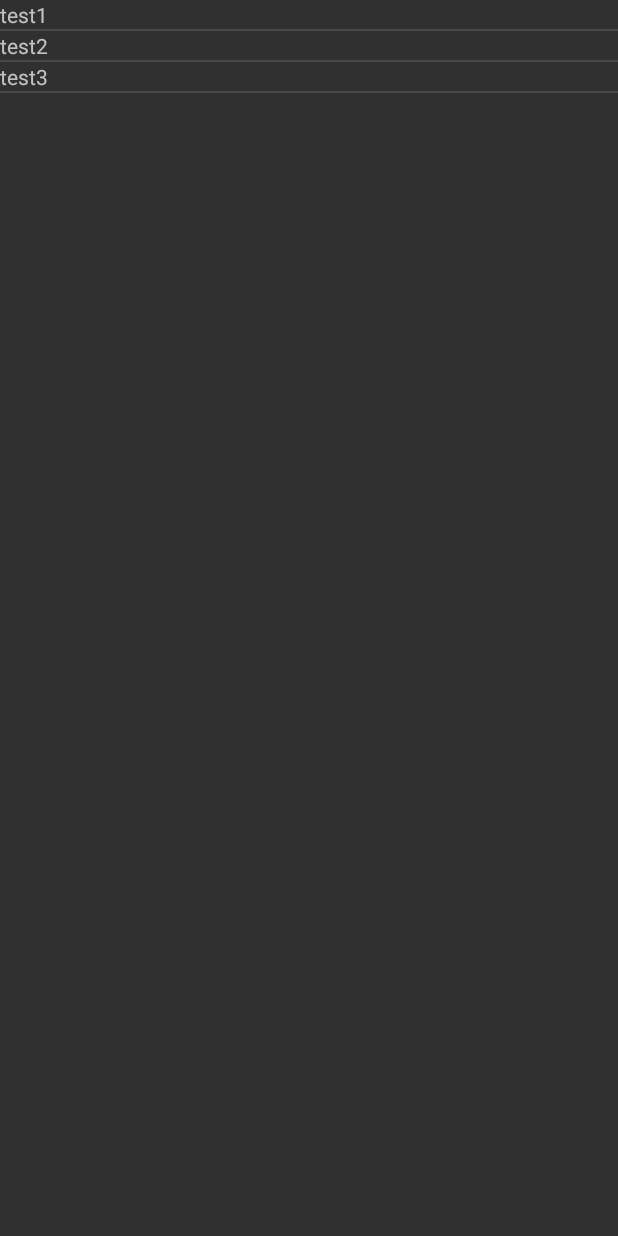
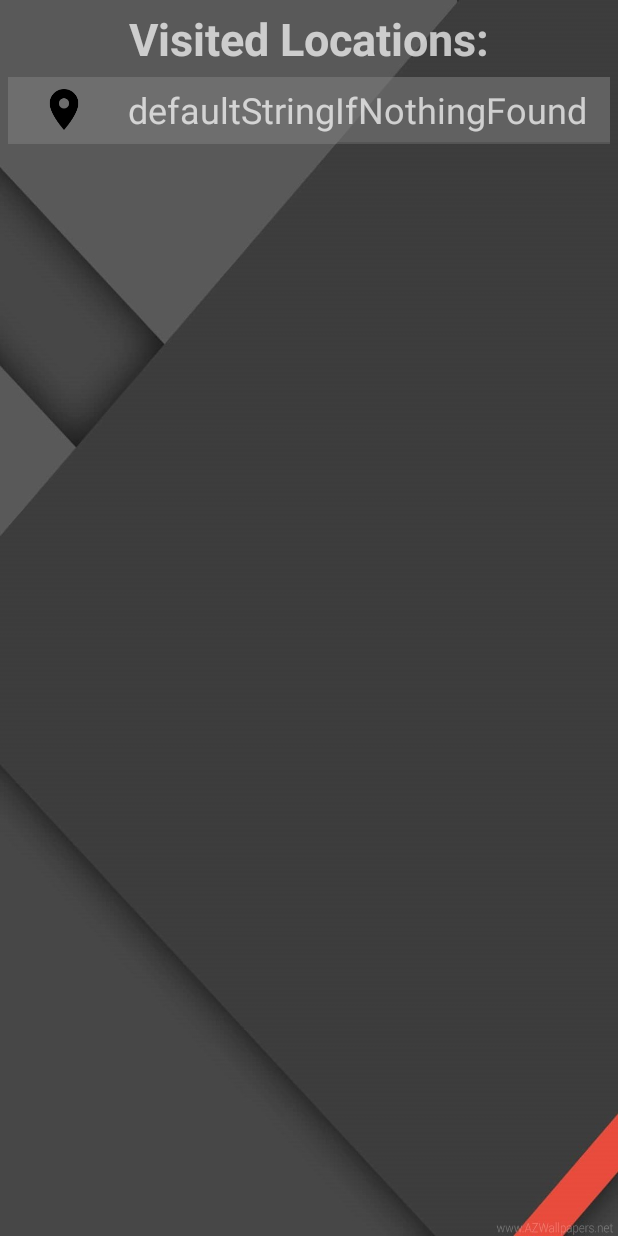
Before and after one commit to jigar007/SafeDrive, an Android app: the RecordActivity screen opened directly, with no data from a screen before it, on a phone screen of 412 x 824 dp. Run offline under Robolectric (Android 15) with nearby library versions, the phone set to English and light mode, and no system bars; libraries missing offline, so code that uses them is left out: com.jjoe64.graphview.

Commit message:
record activity finish

```diff
--- /dev/null
+++ b/app/src/main/java/com/unimelb/jigarthakkar/safedrivesystem/CustomAdapter1.java
@@ -0,0 +1,70 @@
+package com.gnetspace.customlistview;
+import android.content.Context;
+import android.view.LayoutInflater;
+import android.view.View;
+import android.view.View.OnClickListener;
+import android.view.ViewGroup;
+import android.widget.BaseAdapter;
+import android.widget.ImageView;
+import android.widget.TextView;
+import android.widget.Toast;
+
+import com.unimelb.jigarthakkar.safedrivesystem.MainActivity;
+import com.unimelb.jigarthakkar.safedrivesystem.R;
+import com.unimelb.jigarthakkar.safedrivesystem.RecordActivity;
+
+public class CustomAdapter1 extends BaseAdapter{
+    String [] result;
+    Context context;
+    int [] imageId;
+    private static LayoutInflater inflater=null;
+    public CustomAdapter1(RecordActivity mainActivity, String[] prgmNameList) {
+        // TODO Auto-generated constructor stub
+        result=prgmNameList;
+        context=mainActivity;
+        inflater = ( LayoutInflater )context.
+                getSystemService(Context.LAYOUT_INFLATER_SERVICE);
+    }
+    @Override
+    public int getCount() {
+        // TODO Auto-generated method stub
+        return result.length;
+    }
+
+    @Override
+    public Object getItem(int position) {
+        // TODO Auto-generated method stub
+        return position;
+    }
+
+    @Override
+    public long getItemId(int position) {
+        // TODO Auto-generated method stub
+        return position;
+    }
+
+    public class Holder
+    {
+        TextView tv;
+        ImageView img;
+    }
+    @Override
+    public View getView(final int position, View convertView, ViewGroup parent) {
+        // TODO Auto-generated method stub
+        Holder holder=new Holder();
+        View rowView;
+        rowView = inflater.inflate(R.layout.record_item, null);
+        holder.tv=(TextView) rowView.findViewById(R.id.custtextview);
+        holder.img=(ImageView) rowView.findViewById(R.id.imageView);
+        holder.tv.setText(result[position]);
+        rowView.setOnClickListener(new OnClickListener() {
+            @Override
+            public void onClick(View v) {
+                // TODO Auto-generated method stub
+                Toast.makeText(context, "You Clicked "+result[position], Toast.LENGTH_LONG).show();
+            }
+        });
+        return rowView;
+    }
+
+}
--- a/app/src/main/java/com/unimelb/jigarthakkar/safedrivesystem/MainActivity.java
+++ b/app/src/main/java/com/unimelb/jigarthakkar/safedrivesystem/MainActivity.java
@@ -398,10 +398,10 @@ public class MainActivity extends FragmentActivity
             editor.putString("currentLocation", addressString + city + state + country);
 
             editor.commit();
-            editor.clear();
-
+            Toast.makeText(this, "hhhh", Toast.LENGTH_SHORT).show();
+            editor.remove("visitedLocation").commit();
             for (String s : visitedAddress) {
-                editor.putString("visitedLocation" + "\n", s);
+                editor.putString("visitedLocation", s + "\n");
             }
             editor.commit();
 
--- a/app/src/main/java/com/unimelb/jigarthakkar/safedrivesystem/RecordActivity.java
+++ b/app/src/main/java/com/unimelb/jigarthakkar/safedrivesystem/RecordActivity.java
@@ -1,15 +1,23 @@
 package com.unimelb.jigarthakkar.safedrivesystem;
 
+import android.app.Activity;
 import android.content.Intent;
+import android.content.SharedPreferences;
 import android.os.Bundle;
 import android.support.v7.app.AppCompatActivity;
+import android.util.Log;
 import android.widget.ArrayAdapter;
 import android.widget.LinearLayout;
 import android.widget.ListView;
 import android.widget.TextView;
 
+import java.lang.reflect.Array;
 import java.util.ArrayList;
+import java.util.Arrays;
 import java.util.List;
+import android.preference.PreferenceManager;
+import android.widget.Toast;
+
 
 public class RecordActivity extends AppCompatActivity {
     private ArrayAdapter<String> adapter;
@@ -24,20 +32,15 @@ public class RecordActivity extends AppCompatActivity {
         initialLayout();
         initialListView();
         initialRecordView();
-        List<String> data = getData();
-        adapter = new ArrayAdapter<String>(RecordActivity.this, R.layout.record_item, data);
-        listView.setAdapter(adapter);
+        SharedPreferences prefs = getSharedPreferences("test", Activity.MODE_PRIVATE);
+        Log.d("tag",prefs.getString("visitedLocation", "defaultStringIfNothingFound"));
 
+        String[] separated = prefs.getString("visitedLocation", "defaultStringIfNothingFound").split("\n");
 
-    }
-
-    public static List<String> getData() {
-        List<String> data = new ArrayList<String>();
-        data.add("test1");
-        data.add("test2");
-        data.add("test3");
-        return data;
-
+        List<String> data = Arrays.asList(separated);
+//        adapter = new ArrayAdapter<String>(RecordActivity.this, R.layout.record_item, data);
+//        listView.setAdapter(adapter);
+        listView.setAdapter( new com.gnetspace.customlistview.CustomAdapter1(this, separated));
     }
 
     private void initialListView() {
@@ -49,7 +52,7 @@ public class RecordActivity extends AppCompatActivity {
     }
 
     private void initialRecordView() {
-        recordItem = (TextView)findViewById(R.id.textview);
+//        recordItem = (TextView)findViewById(R.id.textview);
     }
 
     @Override
--- a/app/src/main/res/layout/activity_record.xml
+++ b/app/src/main/res/layout/activity_record.xml
@@ -1,19 +1,35 @@
 <?xml version="1.0" encoding="utf-8"?>
 <LinearLayout xmlns:android="http://schemas.android.com/apk/res/android"
+    xmlns:app="http://schemas.android.com/apk/res-auto"
+    xmlns:tools="http://schemas.android.com/tools"
     android:id="@+id/recordLayout"
     android:layout_width="match_parent"
     android:layout_height="match_parent"
-    android:orientation="horizontal">
+    android:orientation="vertical"
+    android:background="@mipmap/ic">
 
 
-
+    <TextView
+        android:id="@+id/textView2"
+        android:layout_width="match_parent"
+        android:layout_height="wrap_content"
+        android:layout_marginTop="5dp"
+        android:text="@string/list_of_visited_locations"
+        android:textAlignment="center"
+        android:textSize="30sp"
+        android:textStyle="bold" />
 
     <ListView
         android:id="@+id/recordList"
         android:layout_width="match_parent"
-        android:layout_height="match_parent">
+        android:layout_height="match_parent"
+        android:layout_marginBottom="5dp"
+        android:layout_marginLeft="5dp"
+        android:layout_marginRight="5dp"
+        android:layout_marginTop="5dp"
+        android:layout_weight="0.10"
+        tools:ignore="InefficientWeight">
 
     </ListView>
 
-
 </LinearLayout>
--- a/app/src/main/res/layout/record_item.xml
+++ b/app/src/main/res/layout/record_item.xml
@@ -1,6 +1,31 @@
 <?xml version="1.0" encoding="utf-8"?>
-<TextView xmlns:android="http://schemas.android.com/apk/res/android"
-    android:id="@+id/textview"
+<LinearLayout xmlns:android="http://schemas.android.com/apk/res/android"
+    xmlns:app="http://schemas.android.com/apk/res-auto"
+    xmlns:tools="http://schemas.android.com/tools"
+    android:layout_width="match_parent"
     android:layout_height="wrap_content"
-    android:layout_width="wrap_content"
-    />
+    android:background="#8C808080"
+    tools:ignore="UseCompoundDrawables">
+
+    <ImageView
+        android:id="@+id/imageView"
+        android:layout_width="wrap_content"
+        android:layout_height="match_parent"
+        android:layout_marginBottom="5dp"
+        android:layout_marginLeft="5dp"
+        android:layout_marginRight="5dp"
+        android:layout_marginTop="5dp"
+        app:srcCompat="@mipmap/ic_location_on_black_48dp"
+        tools:ignore="ContentDescription" />
+
+    <TextView
+        android:id="@+id/custtextview"
+        android:layout_width="match_parent"
+        android:layout_height="wrap_content"
+        android:layout_marginBottom="5dp"
+        android:layout_marginLeft="5dp"
+        android:layout_marginRight="5dp"
+        android:layout_marginTop="5dp"
+        android:textAppearance="@style/TextAppearance.AppCompat.Medium"
+        android:textSize="24sp" />
+</LinearLayout>
--- a/app/src/main/res/values/strings.xml
+++ b/app/src/main/res/values/strings.xml
@@ -2,4 +2,5 @@
     <string name="app_name">"/SafeDriveSystem "</string>
     <string name="facebook_app_id">122833858423614</string>
     <string name="fb_login_protocol_scheme">c5c2a608aa9460f73cd23e43eae1ffa3</string>
+    <string name="list_of_visited_locations">Visited Locations:</string>
 </resources>
```
Also changed, not shown: app/src/main/res/mipmap-hdpi/ic_location_on_black_48dp.png (added), app/src/main/res/mipmap-xxxhdpi/ic_location_on_black_48dp.png (added), 348 other files.
